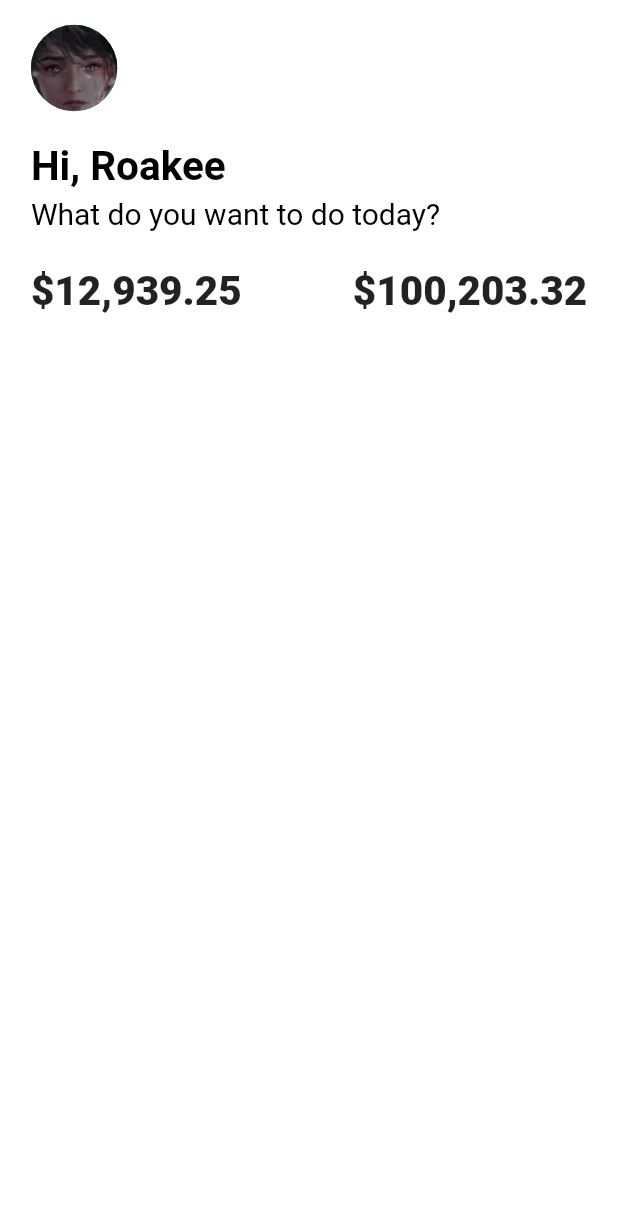
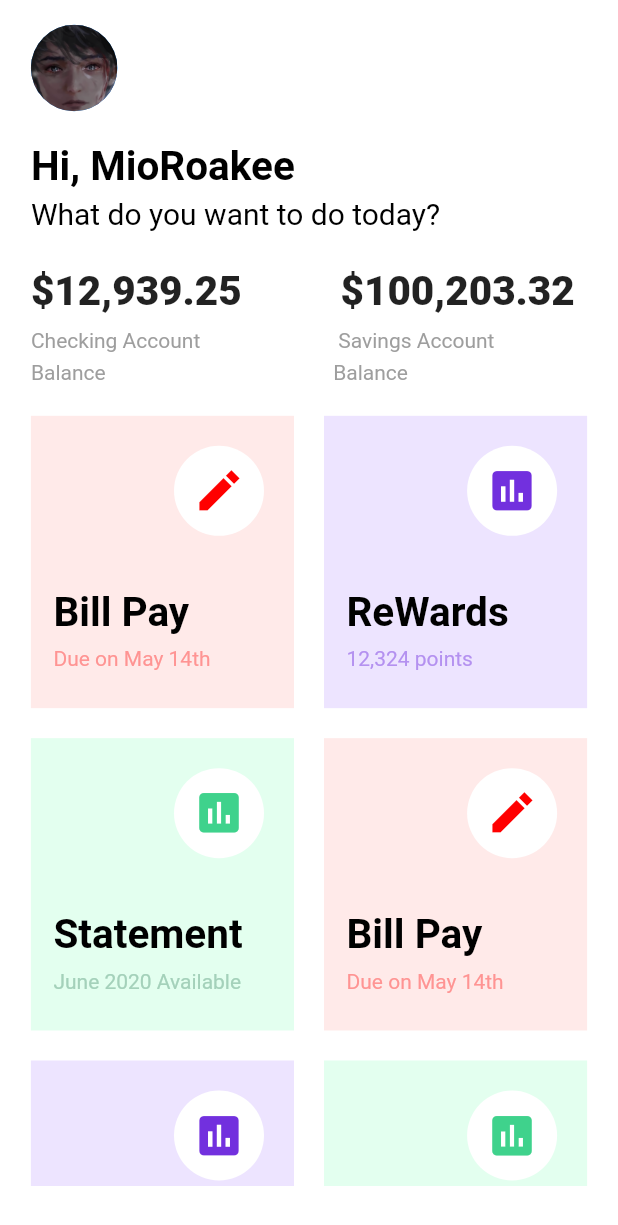
Before and after one commit to MooRoakee/flutter_set_habit, a Flutter app: the screen it shows after launch, on a phone screen of 412 x 824 dp. Shown: the top 1225 px of the screen. Run offline on Flutter 3.47's test engine with Material 2 defaults, Android fonts, the light colour scheme and no system bars; our stand-ins replace flutter_spinkit; missing offline and left inert: webdav.

Commit message:
主页面大变更

```diff
--- a/lib/others/constant.dart
+++ b/lib/others/constant.dart
@@ -1,9 +1,62 @@
 import 'package:flutter/material.dart';
 
-// List<Widget> habit = new List<Widget>();
-List<Widget> habit = List.generate(
-    30,
-    (index) => Card(
-          elevation: 0,
-          color: Color.fromRGBO(227, 255, 239, 1),
-        ));
+List<Widget> habit = [];
+// List<Widget> habit = List.generate(
+//     30,
+//     (index) => Container(
+//           color: Color.fromRGBO(227, 255, 239, 1),
+//         ));
+
+Container buildHabit(
+  Color colorOfbackG,
+  Color colorOfIcon,
+  Color colorOfTime,
+  String title,
+  String subTitle,
+  IconData icon,
+) {
+  return Container(
+    color: colorOfbackG,
+    child: Column(
+      children: [
+        Padding(
+          padding: EdgeInsets.only(right: 20, top: 20),
+          child: Align(
+            alignment: Alignment.centerRight,
+            child: CircleAvatar(
+              radius: 30,
+              backgroundColor: Colors.white,
+              child: Icon(
+                icon,
+                color: colorOfIcon,
+                size: 35,
+              ),
+            ),
+          ),
+        ),
+        Padding(
+          padding: EdgeInsets.only(top: 35.0, left: 15),
+          child: Align(
+            alignment: Alignment.centerLeft,
+            child: Text(
+              title,
+              style: TextStyle(
+                  color: Colors.black,
+                  fontSize: 27,
+                  fontWeight: FontWeight.bold),
+            ),
+          ),
+        ),
+        Padding(
+          padding: EdgeInsets.only(left: 15, top: 7),
+          child: Align(
+              alignment: Alignment.centerLeft,
+              child: Text(
+                subTitle,
+                style: TextStyle(color: colorOfTime),
+              )),
+        ),
+      ],
+    ),
+  );
+}
--- a/lib/others/habitset.dart
+++ /dev/null
@@ -1,7 +0,0 @@
-import 'package:flutter/material.dart';
-
-class HabitSet {
-  Color color;
-
-  HabitSet(this.color);
-}
--- a/lib/page/drawer_screen.dart
+++ b/lib/page/drawer_screen.dart
@@ -1,6 +1,4 @@
 import 'package:flutter/material.dart';
-import 'package:flutter/services.dart';
-import 'package:set_habit/others/constant.dart';
 
 class DrawerScreen extends StatefulWidget {
   @override
@@ -16,7 +14,7 @@ class _DrawerScreenState extends State<DrawerScreen> {
     height = MediaQuery.of(context).size.height; //返回context所在的窗口高度
     return SafeArea(
       child: Container(
-          color: Colors.white,
+          color: Colors.purple,
           child: Padding(
             padding: EdgeInsets.only(top: 40, left: 30, bottom: 70),
             child: Column(
--- a/lib/page/home.dart
+++ b/lib/page/home.dart
@@ -14,7 +14,6 @@ class _MyAppState extends State<Home> {
 
   @override
   void initState() {
-    // habit.add(Habit(HabitSet(Colors.amber)));
     super.initState();
   }
 
@@ -22,8 +21,34 @@ class _MyAppState extends State<Home> {
   Widget build(Object context) {
     var width = MediaQuery.of(context).size.width; //返回context所在的窗口宽度
     var height = MediaQuery.of(context).size.height; //返回context所在的窗口高度
-    var heightScaleOfHead = 0.345;
 
+    int i = 0;
+    while (i < 4) {
+      i++;
+      habit.add(buildHabit(
+        Color.fromRGBO(255, 234, 233, 1),
+        Color.fromRGBO(255, 0, 0, 1),
+        Color.fromRGBO(255, 148, 147, 1),
+        'Bill Pay',
+        'Due on May 14th',
+        Icons.create_sharp,
+      ));
+      habit.add(buildHabit(
+          Color.fromRGBO(237, 228, 255, 1),
+          Color.fromRGBO(114, 48, 222, 1),
+          Color.fromRGBO(180, 145, 240, 1),
+          'ReWards',
+          '12,324 points',
+          Icons.insert_chart));
+
+      habit.add(buildHabit(
+          Color.fromRGBO(227, 255, 239, 1),
+          Color.fromRGBO(63, 210, 140, 1),
+          Color.fromRGBO(164, 209, 186, 1),
+          'Statement',
+          'June 2020 Available',
+          Icons.insert_chart));
+    }
     return SafeArea(
       child: AnimatedContainer(
         transform: Matrix4.translationValues(xOffset, yOffset, 0)
@@ -68,12 +93,16 @@ class _MyAppState extends State<Home> {
                 ),
               ),
             ),
+
+            ///====================================
+            ///客套话
+            ///====================================
             Padding(
               padding: EdgeInsets.only(left: width * 0.05, top: height * 0.025),
               child: Align(
                 alignment: Alignment.centerLeft,
                 child: Text(
-                  'Hi, Roakee',
+                  'Hi, MioRoakee',
                   style: TextStyle(
                       color: Colors.black,
                       fontSize: 27,
@@ -94,6 +123,10 @@ class _MyAppState extends State<Home> {
                 ),
               ),
             ),
+
+            ///======================================
+            ///没啥用的东西
+            ///======================================
             Row(
               mainAxisAlignment: MainAxisAlignment.spaceBetween,
               children: [
@@ -111,7 +144,7 @@ class _MyAppState extends State<Home> {
                 ),
                 Padding(
                   padding:
-                      EdgeInsets.only(top: height * 0.03, right: width * 0.05),
+                      EdgeInsets.only(top: height * 0.03, right: width * 0.07),
                   child: Align(
                     alignment: Alignment.centerLeft,
                     child: Text(
@@ -123,54 +156,54 @@ class _MyAppState extends State<Home> {
                 ),
               ],
             ),
-            Stack(
-              children: <Widget>[
-                Column(children: <Widget>[
-                  SizedBox(
-                    height: height * heightScaleOfHead - 35,
-                  ),
-
-                  ///------------------------------------
-                  ///卡片部分
-                  ///------------------------------------
-                  // Container(
-                  //   decoration: BoxDecoration(
-                  //       borderRadius: isDrawerOpen
-                  //           ? BorderRadius.circular(40)
-                  //           : BorderRadius.circular(0)),
-                  //   height: height * (1 - heightScaleOfHead) + 35,
-                  //   child: GridView(
-                  //     physics: BouncingScrollPhysics(),
-
-                  //     // children: List.generate(50, (index) {
-                  //     //   return Container(
-                  //     //     child: Card(
-                  //     //       color: Colors.amber,
-                  //     //     ),
-                  //     //   );
-                  //     // }),
-                  //     gridDelegate: SliverGridDelegateWithFixedCrossAxisCount(
-                  //         crossAxisCount: 3, childAspectRatio: 1),
-                  //     children: habit,
-                  //   ),
-                  // ),
-                ]),
-
-                ///--------------------------------------------
-                ///头部分
-                ///--------------------------------------------
-                // Container(
-                //   height: height * heightScaleOfHead,
-                //   decoration: BoxDecoration(
-                //       color: Color.fromRGBO(108, 96, 224, 1),
-                //       borderRadius: BorderRadius.only(
-                //           topLeft: isDrawerOpen
-                //               ? Radius.circular(40)
-                //               : Radius.circular(0),
-                //           bottomLeft: Radius.circular(30),
-                //           bottomRight: Radius.circular(30))),
-                // ),
+            Row(
+              mainAxisAlignment: MainAxisAlignment.spaceBetween,
+              children: [
+                Padding(
+                    padding:
+                        EdgeInsets.only(left: width * 0.05, top: height * 0.01),
+                    child: Text(
+                      'Checking Account',
+                      style: TextStyle(color: Colors.grey, fontSize: 14),
+                    )),
+                Padding(
+                    padding: EdgeInsets.only(
+                        right: width * 0.20, top: height * 0.01),
+                    child: Text(
+                      'Savings Account',
+                      style: TextStyle(color: Colors.grey, fontSize: 14),
+                    )),
               ],
+            ),
+            Row(
+              mainAxisAlignment: MainAxisAlignment.spaceBetween,
+              children: [
+                Padding(
+                    padding: EdgeInsets.only(
+                        left: width * 0.05, top: height * 0.007),
+                    child: Text(
+                      'Balance',
+                      style: TextStyle(color: Colors.grey, fontSize: 14),
+                    )),
+                Padding(
+                    padding: EdgeInsets.only(
+                        right: width * 0.34, top: height * 0.007),
+                    child: Text(
+                      'Balance',
+                      style: TextStyle(color: Colors.grey, fontSize: 14),
+                    )),
+              ],
+            ),
+            Container(
+              height: height * 0.648,
+              child: GridView.count(
+                  crossAxisCount: 2,
+                  padding: EdgeInsets.all(width * 0.05),
+                  crossAxisSpacing: 20,
+                  mainAxisSpacing: 20,
+                  physics: BouncingScrollPhysics(),
+                  childAspectRatio: .9,
+                  children: habit),
             ),
           ],
         ),
--- a/lib/widget/habit_widget.dart
+++ /dev/null
@@ -1,9 +0,0 @@
-import 'package:flutter/material.dart';
-import 'package:set_habit/others/habitset.dart';
-
-Widget Habit(HabitSet habitSet, {MaterialColor color}) {
-  return Card(
-      color: Colors.amber,
-      shape: RoundedRectangleBorder(
-          borderRadius: BorderRadius.all(Radius.circular(14.0))));
-}
```
